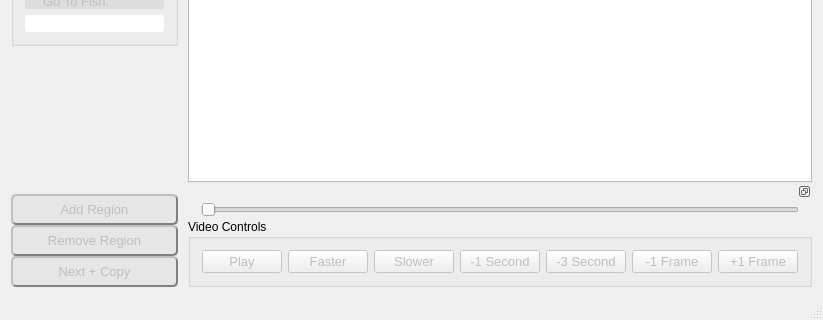
cvisionai/Tator-Native, file src/video_annotator/mainwindow.ui: the form before one commit; both pictures show x 0 to 823 and y 446 to 766 of the 823 by 766 pixel window.
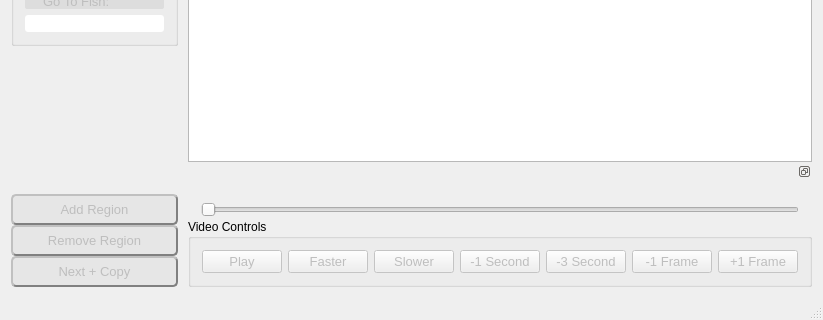
The form after the commit.

Commit message: Use old names for qt actions

```diff
--- a/src/video_annotator/mainwindow.ui
+++ b/src/video_annotator/mainwindow.ui
@@ -847,13 +847,13 @@
           <property name="minimumSize">
            <size>
             <width>583</width>
-            <height>80</height>
+            <height>125</height>
            </size>
           </property>
           <property name="maximumSize">
            <size>
             <width>524287</width>
-            <height>105</height>
+            <height>125</height>
            </size>
           </property>
           <property name="layoutDirection">
@@ -886,10 +886,26 @@
              <number>0</number>
             </property>
             <item>
-             <layout class="QVBoxLayout" name="videoControlLayout" stretch="0,0">
+             <layout class="QVBoxLayout" name="videoControlLayout" stretch="0,0,0">
               <property name="spacing">
                <number>0</number>
               </property>
+              <item>
+               <widget class="QLabel" name="currentSpeed">
+                <property name="sizePolicy">
+                 <sizepolicy hsizetype="Preferred" vsizetype="Preferred">
+                  <horstretch>0</horstretch>
+                  <verstretch>0</verstretch>
+                 </sizepolicy>
+                </property>
+                <property name="text">
+                 <string/>
+                </property>
+                <property name="alignment">
+                 <set>Qt::AlignCenter</set>
+                </property>
+               </widget>
+              </item>
               <item>
                <layout class="QHBoxLayout" name="videoSliderLayout">
                 <property name="topMargin">
@@ -914,9 +930,17 @@
                 </item>
                 <item>
                  <widget class="QLabel" name="totalTime">
+                  <property name="font">
+                   <font>
+                    <family>MS Shell Dlg 2</family>
+                   </font>
+                  </property>
                   <property name="text">
                    <string/>
                   </property>
+                  <property name="alignment">
+                   <set>Qt::AlignRight|Qt::AlignTrailing|Qt::AlignVCenter</set>
+                  </property>
                  </widget>
                 </item>
                </layout>
```
Left out of the diff: 19 changed lines with no effect on the pictures.
